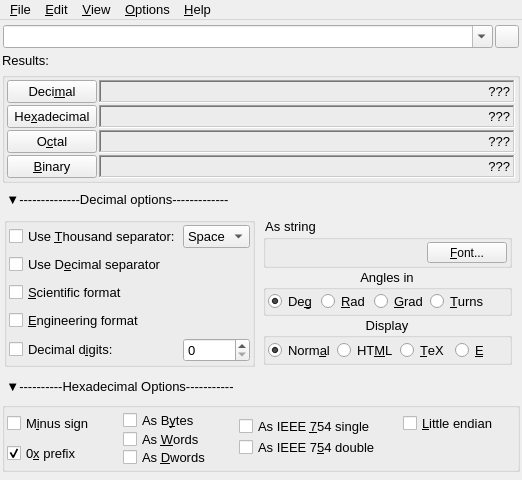
First picture: the form in FalconCalcQt/FalconCalcQt.ui, repository solyoma/FalconCalc, before the edit.
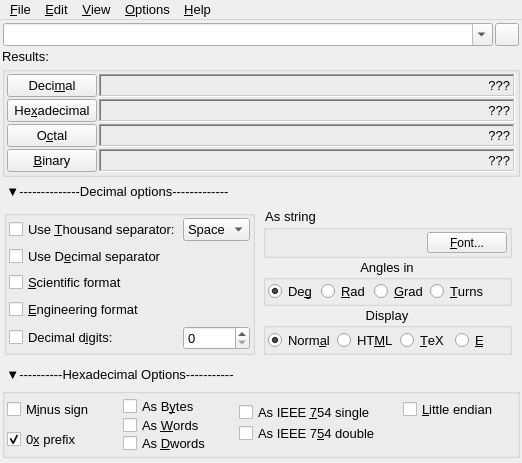
Second picture: the form after the edit. Icons and pictures are not drawn.

Commit message: text changes (windows version), debug commented out in Qt version changed the program icon for debug version changed window title. added code to remove single line comments from style sheet string

Diff of the .ui file:
```diff
--- a/FalconCalcQt/FalconCalcQt.ui
+++ b/FalconCalcQt/FalconCalcQt.ui
@@ -7,7 +7,7 @@
     <x>0</x>
     <y>0</y>
     <width>522</width>
-    <height>480</height>
+    <height>463</height>
    </rect>
   </property>
   <property name="sizePolicy">
@@ -19,13 +19,13 @@
   <property name="minimumSize">
    <size>
     <width>522</width>
-    <height>480</height>
+    <height>463</height>
    </size>
   </property>
   <property name="maximumSize">
    <size>
     <width>522</width>
-    <height>480</height>
+    <height>463</height>
    </size>
   </property>
   <property name="font">
@@ -454,15 +454,18 @@
          <property name="minimumSize">
           <size>
            <width>0</width>
-           <height>150</height>
+           <height>145</height>
           </size>
          </property>
          <property name="maximumSize">
           <size>
            <width>16777215</width>
-           <height>150</height>
+           <height>145</height>
           </size>
          </property>
+         <property name="title">
+          <string/>
+         </property>
          <layout class="QGridLayout" name="gridLayout">
           <property name="leftMargin">
            <number>2</number>
```
Left out of the diff: 4 changed lines with no effect on the pictures. The commit also changes 22 other files.
